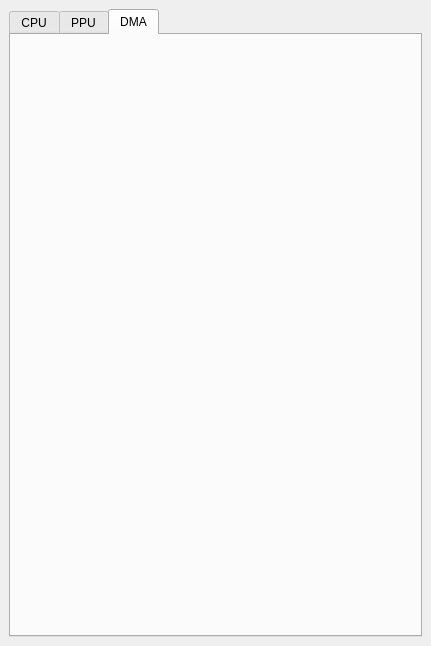
Qt form ui/registersView.ui (zoriya/ComSquare) before a commit.
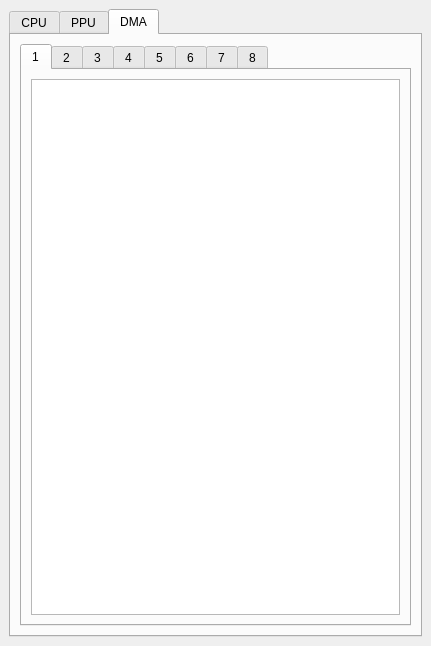
The same form after that commit. The open tabs and pages were chosen to show the change. Icons and pictures are not drawn.

Commit message: Creating the structures of the register viewer

Patch:
```diff
--- a/ui/registersView.ui
+++ b/ui/registersView.ui
@@ -59,7 +59,91 @@
        </attribute>
        <layout class="QGridLayout" name="gridLayout_4">
         <item row="0" column="0">
-         <layout class="QFormLayout" name="formLayout_3"/>
+         <widget class="QTabWidget" name="tabWidget_2">
+          <property name="currentIndex">
+           <number>0</number>
+          </property>
+          <widget class="QWidget" name="channel1">
+           <attribute name="title">
+            <string>1</string>
+           </attribute>
+           <layout class="QGridLayout" name="gridLayout_5">
+            <item row="0" column="0">
+             <widget class="QTableView" name="dmaChannel1"/>
+            </item>
+           </layout>
+          </widget>
+          <widget class="QWidget" name="channel2">
+           <attribute name="title">
+            <string>2</string>
+           </attribute>
+           <layout class="QGridLayout" name="gridLayout_6">
+            <item row="0" column="0">
+             <widget class="QTableView" name="dmaChannel2"/>
+            </item>
+           </layout>
+          </widget>
+          <widget class="QWidget" name="channel3">
+           <attribute name="title">
+            <string>3</string>
+           </attribute>
+           <layout class="QGridLayout" name="gridLayout_7">
+            <item row="0" column="0">
+             <widget class="QTableView" name="dmaChannel3"/>
+            </item>
+           </layout>
+          </widget>
+          <widget class="QWidget" name="channel4">
+           <attribute name="title">
+            <string>4</string>
+           </attribute>
+           <layout class="QGridLayout" name="gridLayout_8">
+            <item row="0" column="0">
+             <widget class="QTableView" name="dmaChannel4"/>
+            </item>
+           </layout>
+          </widget>
+          <widget class="QWidget" name="channel5">
+           <attribute name="title">
+            <string>5</string>
+           </attribute>
+           <layout class="QGridLayout" name="gridLayout_9">
+            <item row="0" column="0">
+             <widget class="QTableView" name="dmaChannel5"/>
+            </item>
+           </layout>
+          </widget>
+          <widget class="QWidget" name="channel6">
+           <attribute name="title">
+            <string>6</string>
+           </attribute>
+           <layout class="QGridLayout" name="gridLayout_10">
+            <item row="0" column="0">
+             <widget class="QTableView" name="dmaChannel6"/>
+            </item>
+           </layout>
+          </widget>
+          <widget class="QWidget" name="channel7">
+           <attribute name="title">
+            <string>7</string>
+           </attribute>
+           <layout class="QGridLayout" name="gridLayout_11">
+            <item row="0" column="0">
+             <widget class="QTableView" name="dmaChannel7"/>
+            </item>
+           </layout>
+          </widget>
+          <widget class="QWidget" name="channel8">
+           <attribute name="title">
+            <string>8</string>
+           </attribute>
+           <layout class="QGridLayout" name="gridLayout_12">
+            <item row="0" column="0">
+             <widget class="QTableView" name="dmaChannel8"/>
+            </item>
+           </layout>
+          </widget>
+         </widget>
         </item>
        </layout>
       </widget>
```
The commit also changes 12 other files.
